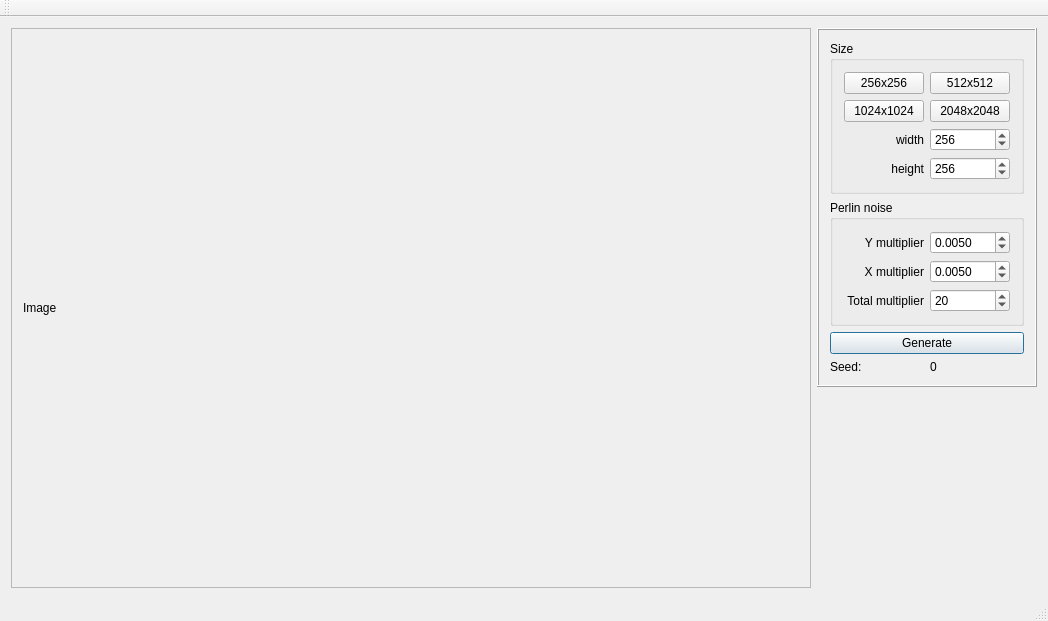
Old version of the form ContoursGenerator/ContoursGenerator.ui in the repository nebrosarth/ContoursGenerator.
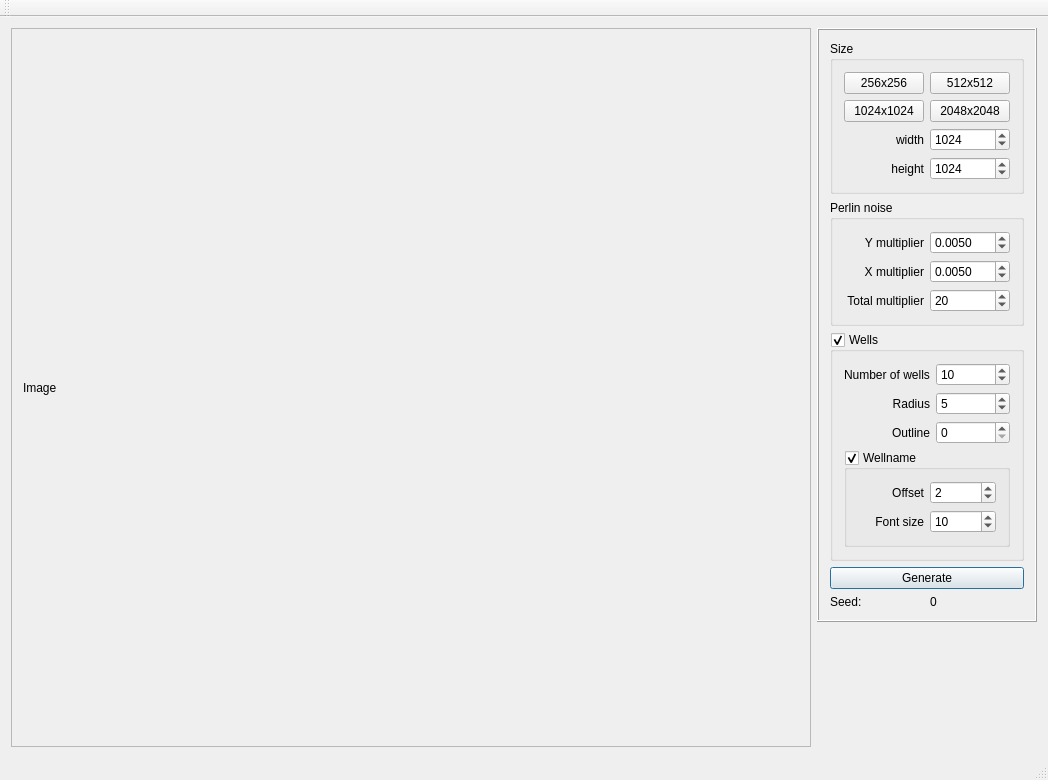
New version of the form.

Commit message: Add random wells generation with well titles

```diff
--- a/ContoursGenerator/ContoursGenerator.ui
+++ b/ContoursGenerator/ContoursGenerator.ui
@@ -7,7 +7,7 @@
     <x>0</x>
     <y>0</y>
     <width>1048</width>
-    <height>621</height>
+    <height>780</height>
    </rect>
   </property>
   <property name="windowTitle">
@@ -28,7 +28,7 @@
            <x>0</x>
            <y>0</y>
            <width>770</width>
-           <height>530</height>
+           <height>689</height>
           </rect>
          </property>
          <layout class="QGridLayout" name="gridLayout_3">
@@ -54,13 +54,6 @@
            <enum>QFrame::Raised</enum>
           </property>
           <layout class="QGridLayout" name="gridLayout_2">
-           <item row="8" column="1">
-            <widget class="QLabel" name="label_Seed">
-             <property name="text">
-              <string>0</string>
-             </property>
-            </widget>
-           </item>
            <item row="8" column="0">
             <widget class="QLabel" name="label_3">
              <property name="text">
@@ -68,19 +61,6 @@
              </property>
             </widget>
            </item>
-           <item row="7" column="0" colspan="2">
-            <widget class="QPushButton" name="pushButton_Generate">
-             <property name="text">
-              <string>Generate</string>
-             </property>
-             <property name="autoDefault">
-              <bool>false</bool>
-             </property>
-             <property name="default">
-              <bool>true</bool>
-             </property>
-            </widget>
-           </item>
            <item row="4" column="0" colspan="2">
             <widget class="QGroupBox" name="groupBox">
              <property name="title">
@@ -153,6 +133,13 @@
              </layout>
             </widget>
            </item>
+           <item row="8" column="1">
+            <widget class="QLabel" name="label_Seed">
+             <property name="text">
+              <string>0</string>
+             </property>
+            </widget>
+           </item>
            <item row="0" column="0" colspan="2">
             <widget class="QGroupBox" name="groupBox_2">
              <property name="title">
@@ -171,7 +158,7 @@
                  <enum>QAbstractSpinBox::AdaptiveDecimalStepType</enum>
                 </property>
                 <property name="value">
-                 <number>256</number>
+                 <number>1024</number>
                 </property>
                </widget>
               </item>
@@ -221,7 +208,7 @@
                  <enum>QAbstractSpinBox::AdaptiveDecimalStepType</enum>
                 </property>
                 <property name="value">
-                 <number>256</number>
+                 <number>1024</number>
                 </property>
                </widget>
               </item>
@@ -242,6 +229,128 @@
              </layout>
             </widget>
            </item>
+           <item row="5" column="0" colspan="2">
+            <widget class="QGroupBox" name="groupBox_Wells">
+             <property name="title">
+              <string>Wells</string>
+             </property>
+             <property name="checkable">
+              <bool>true</bool>
+             </property>
+             <layout class="QGridLayout" name="gridLayout_6">
+              <item row="5" column="0" colspan="2">
+               <widget class="QGroupBox" name="groupBox_Wellname">
+                <property name="title">
+                 <string>Wellname</string>
+                </property>
+                <property name="checkable">
+                 <bool>true</bool>
+                </property>
+                <layout class="QGridLayout" name="gridLayout_7">
+                 <item row="2" column="0">
+                  <widget class="QLabel" name="label_10">
+                   <property name="text">
+                    <string>Offset</string>
+                   </property>
+                   <property name="alignment">
+                    <set>Qt::AlignRight|Qt::AlignTrailing|Qt::AlignVCenter</set>
+                   </property>
+                  </widget>
+                 </item>
+                 <item row="4" column="0">
+                  <widget class="QLabel" name="label_9">
+                   <property name="text">
+                    <string>Font size</string>
+                   </property>
+                   <property name="alignment">
+                    <set>Qt::AlignRight|Qt::AlignTrailing|Qt::AlignVCenter</set>
+                   </property>
+                  </widget>
+                 </item>
+                 <item row="4" column="1">
+                  <widget class="QSpinBox" name="spinBox_wellFontSize">
+                   <property name="value">
+                    <number>10</number>
+                   </property>
+                  </widget>
+                 </item>
+                 <item row="2" column="1">
+                  <widget class="QSpinBox" name="spinBox_WellnameOffset">
+                   <property name="value">
+                    <number>2</number>
+                   </property>
+                  </widget>
+                 </item>
+                </layout>
+               </widget>
+              </item>
+              <item row="0" column="0">
+               <widget class="QLabel" name="label_7">
+                <property name="text">
+                 <string>Number of wells</string>
+                </property>
+               </widget>
+              </item>
+              <item row="0" column="1">
+               <widget class="QSpinBox" name="spinBox_Wells">
+                <property name="maximum">
+                 <number>1000000</number>
+                </property>
+                <property name="value">
+                 <number>10</number>
+                </property>
+               </widget>
+              </item>
+              <item row="1" column="0">
+               <widget class="QLabel" name="label_8">
+                <property name="text">
+                 <string>Radius</string>
+                </property>
+                <property name="alignment">
+                 <set>Qt::AlignRight|Qt::AlignTrailing|Qt::AlignVCenter</set>
+                </property>
+               </widget>
+              </item>
+              <item row="1" column="1">
+               <widget class="QSpinBox" name="spinBox_WellRadius">
+                <property name="value">
+                 <number>5</number>
+                </property>
+               </widget>
+              </item>
+              <item row="2" column="1">
+               <widget class="QSpinBox" name="spinBox_WellOutline">
+                <property name="value">
+                 <number>0</number>
+                </property>
+               </widget>
+              </item>
+              <item row="2" column="0">
+               <widget class="QLabel" name="label_11">
+                <property name="text">
+                 <string>Outline</string>
+                </property>
+                <property name="alignment">
+                 <set>Qt::AlignRight|Qt::AlignTrailing|Qt::AlignVCenter</set>
+                </property>
+               </widget>
+              </item>
+             </layout>
+            </widget>
+           </item>
+           <item row="7" column="0" colspan="2">
+            <widget class="QPushButton" name="pushButton_Generate">
+             <property name="text">
+              <string>Generate</string>
+             </property>
+             <property name="autoDefault">
+              <bool>false</bool>
+             </property>
+             <property name="default">
+              <bool>true</bool>
+             </property>
+            </widget>
+           </item>
           </layout>
          </widget>
         </item>
```
The commit also changes 9 other files.
